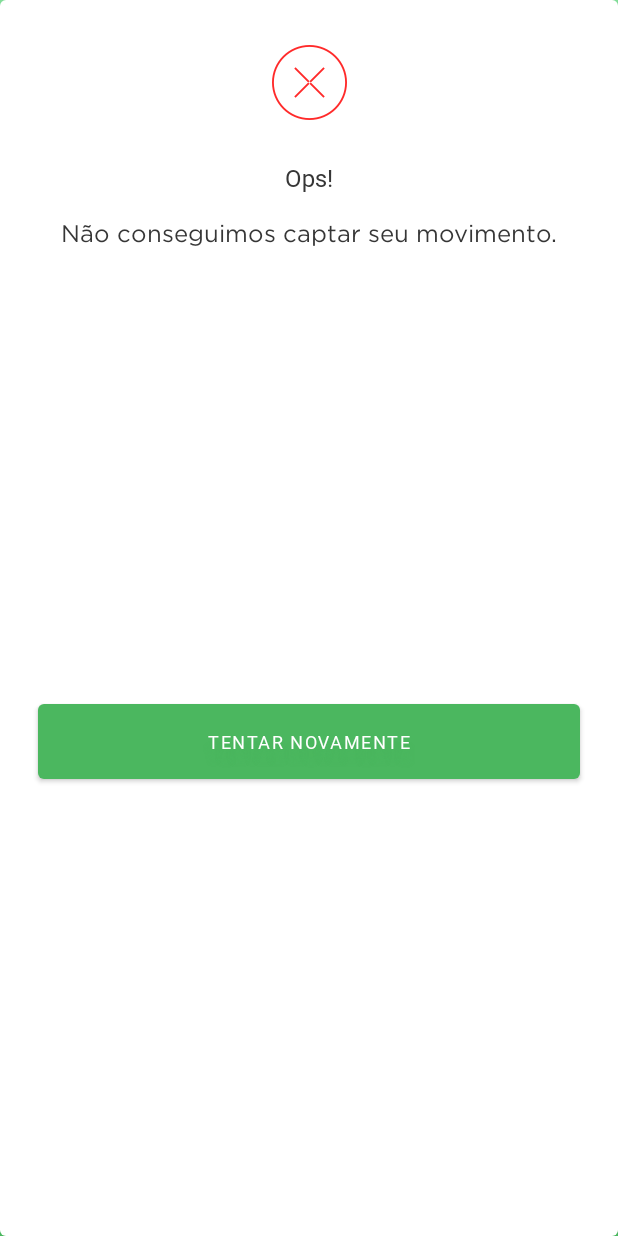
After one commit to lorenzetti-10i9/Sample_OiTi_Android, an Android app: the layout error_dialog.xml on its own in the app's theme, with its tools: preview values and no code run, on a phone screen of 412 x 824 dp. The commit adds this screen. Run offline under Robolectric (Android 15) with nearby library versions, the phone set to English and light mode, and no system bars.

Commit message:
error and success dialogs

```diff
--- /dev/null
+++ b/app/src/main/res/drawable/dialog_shape.xml
@@ -0,0 +1,10 @@
+<?xml version="1.0" encoding="utf-8"?>
+<shape xmlns:android="http://schemas.android.com/apk/res/android"
+    android:shape="rectangle">
+    <solid android:color="#ffffff" />
+    <corners
+        android:bottomRightRadius="4dp"
+        android:bottomLeftRadius="4dp"
+        android:topLeftRadius="4dp"
+        android:topRightRadius="4dp" />
+</shape>
--- /dev/null
+++ b/app/src/main/res/layout/error_dialog.xml
@@ -0,0 +1,71 @@
+<?xml version="1.0" encoding="utf-8"?>
+<androidx.constraintlayout.widget.ConstraintLayout xmlns:android="http://schemas.android.com/apk/res/android"
+    xmlns:app="http://schemas.android.com/apk/res-auto"
+    xmlns:tools="http://schemas.android.com/tools"
+    android:layout_width="match_parent"
+    android:layout_height="match_parent"
+    android:background="@drawable/dialog_shape">
+
+    <Button
+        android:id="@+id/retryButton"
+        android:layout_width="match_parent"
+        android:layout_height="50dp"
+        android:layout_margin="25dp"
+        android:fontFamily="@font/gotham_bold"
+        android:insetTop="0dp"
+        android:insetBottom="0dp"
+        android:shadowColor="#5b46b85b"
+        android:shadowDy="12"
+        android:shadowRadius="5"
+        android:text="@string/retry_button_text"
+        android:textColor="@android:color/white"
+        android:textSize="12sp"
+        app:backgroundTint="#4bb75f"
+        app:cornerRadius="4dp"
+        app:layout_constraintBottom_toBottomOf="parent"
+        app:layout_constraintEnd_toEndOf="parent"
+        app:layout_constraintStart_toStartOf="parent"
+        app:layout_constraintTop_toBottomOf="@+id/textView7" />
+
+    <ImageView
+        android:id="@+id/imageView6"
+        android:layout_width="wrap_content"
+        android:layout_height="wrap_content"
+        android:layout_marginTop="30dp"
+        android:contentDescription="@string/error_icon_description"
+        app:layout_constraintEnd_toEndOf="parent"
+        app:layout_constraintStart_toStartOf="parent"
+        app:layout_constraintTop_toTopOf="parent"
+        app:srcCompat="@drawable/error_dialog_icon" />
+
+    <TextView
+        android:id="@+id/textView7"
+        android:layout_width="match_parent"
+        android:layout_height="wrap_content"
+        android:layout_marginTop="17dp"
+        android:fontFamily="@font/gotham_book"
+        android:gravity="center"
+        android:text="@string/error_dialog_text"
+        android:textColor="#363636"
+        android:textSize="16sp"
+        app:layout_constraintEnd_toEndOf="parent"
+        app:layout_constraintHorizontal_bias="0.0"
+        app:layout_constraintStart_toStartOf="parent"
+        app:layout_constraintTop_toBottomOf="@+id/textView8"
+        app:layout_constraintWidth_percent="0.7" />
+
+    <TextView
+        android:id="@+id/textView8"
+        android:layout_width="match_parent"
+        android:layout_height="wrap_content"
+        android:layout_marginTop="27dp"
+        android:fontFamily="@font/gotham_bold"
+        android:gravity="center"
+        android:text="@string/error_dialog_title"
+        android:textColor="#363636"
+        android:textSize="16sp"
+        app:layout_constraintEnd_toEndOf="parent"
+        app:layout_constraintHorizontal_bias="0.0"
+        app:layout_constraintStart_toStartOf="parent"
+        app:layout_constraintTop_toBottomOf="@+id/imageView6" />
+</androidx.constraintlayout.widget.ConstraintLayout>
--- a/app/src/main/res/values-night/strings.xml
+++ b/app/src/main/res/values-night/strings.xml
@@ -10,4 +10,10 @@
     <string name="camera_access_button_text">LIBERAR O ACESSO</string>
     <string name="back_button_description">botão voltar</string>
     <string name="back_button_text">VOLTAR</string>
+    <string name="ok_icon_description">ícone de ok</string>
+    <string name="ok_dialog_text">Verificação concluída!</string>
+    <string name="error_icon_description">ícone de erro</string>
+    <string name="error_dialog_text">Não conseguimos captar seu movimento.</string>
+    <string name="retry_button_text">TENTAR NOVAMENTE</string>
+    <string name="error_dialog_title">Ops!</string>
 </resources>
--- a/app/src/main/res/values/strings.xml
+++ b/app/src/main/res/values/strings.xml
@@ -10,4 +10,10 @@
     <string name="camera_access_button_text">LIBERAR O ACESSO</string>
     <string name="back_button_description">botão voltar</string>
     <string name="back_button_text">VOLTAR</string>
+    <string name="ok_icon_description">ícone de ok</string>
+    <string name="ok_dialog_text">Verificação concluída!</string>
+    <string name="error_icon_description">ícone de erro</string>
+    <string name="error_dialog_text">Não conseguimos captar seu movimento.</string>
+    <string name="retry_button_text">TENTAR NOVAMENTE</string>
+    <string name="error_dialog_title">Ops!</string>
 </resources>
```
Also changed, not shown: app/src/main/java/com/br10i9/sample_oiti_android/ErrorDialog.kt (added, +18 -0 lines), app/src/main/java/com/br10i9/sample_oiti_android/MainActivity.kt (+7 -4 lines), app/src/main/java/com/br10i9/sample_oiti_android/OkDialog.kt (added, +19 -0 lines), app/src/main/res/layout/ok_dialog.xml (added, +34 -0 lines), app/src/main/res/drawable-hdpi/error_dialog_icon.png (added), app/src/main/res/drawable-hdpi/ok_dialog_icon.png (added), app/src/main/res/drawable-mdpi/error_dialog_icon.png (added), app/src/main/res/drawable-mdpi/ok_dialog_icon.png (added), app/src/main/res/drawable-xhdpi/error_dialog_icon.png (added), app/src/main/res/drawable-xhdpi/ok_dialog_icon.png (added), app/src/main/res/drawable-xxhdpi/error_dialog_icon.png (added), app/src/main/res/drawable-xxhdpi/ok_dialog_icon.png (added), app/src/main/res/drawable-xxxhdpi/error_dialog_icon.png (added), app/src/main/res/drawable-xxxhdpi/ok_dialog_icon.png (added).
